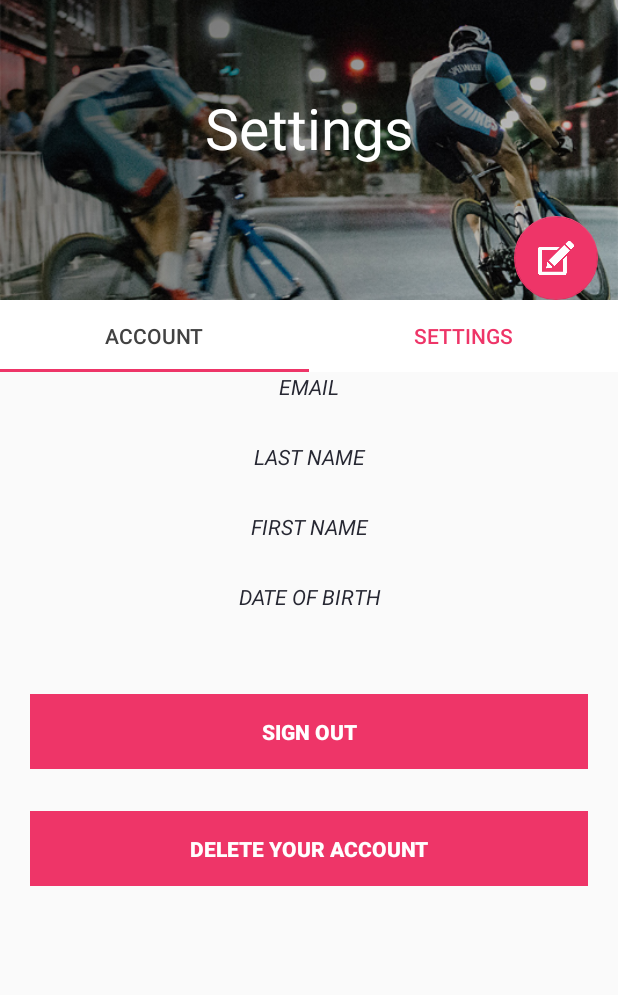
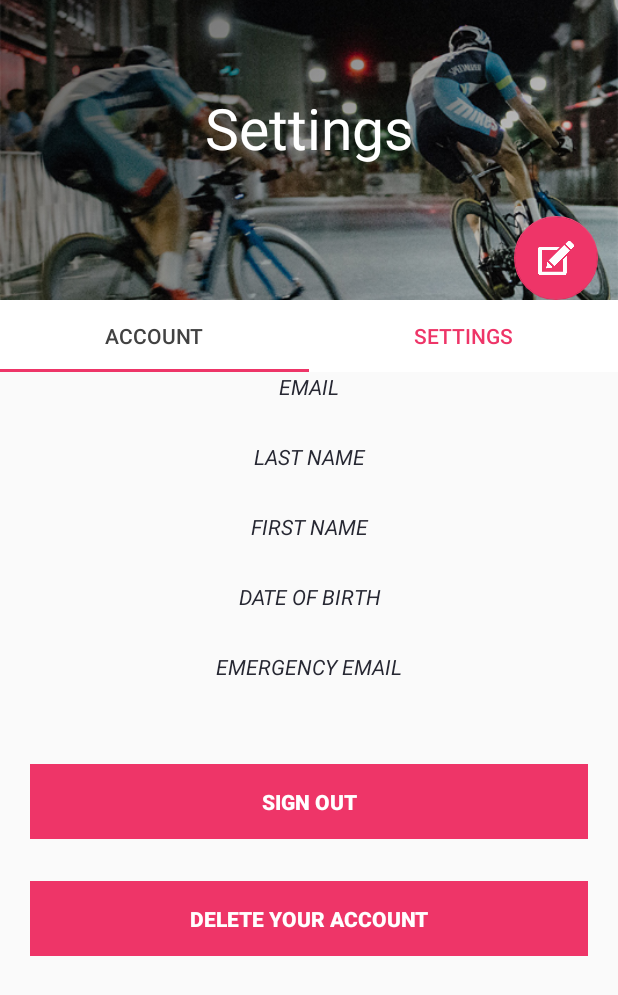
Before and after one commit to BikeTrack/Android, an Android app: the ProfileFragment screen opened directly, with no data from a screen before it, on a phone screen of 412 x 824 dp. Shown: the top 995 px of the screen. Run offline under Robolectric (Android 15) with nearby library versions, the phone set to English and light mode, and no system bars; our stand-ins replace ButterKnife, Dagger/Hilt's generated code; libraries missing offline, so code that uses them is left out: com.facebook, com.facebook.appevents, com.facebook.login, retrofit2.adapter.rxjava, rx.android.schedulers and 1 more; 3 statements that could not run were skipped.

Commit message:
add alertMail

```diff
--- a/app/src/main/java/eu/biketrack/android/settings/profile_tab/ProfileFragment.java
+++ b/app/src/main/java/eu/biketrack/android/settings/profile_tab/ProfileFragment.java
@@ -32,6 +32,8 @@ public class ProfileFragment extends Fragment implements ProfileMVP.View {
     TextView _firstname;
     @BindView(R.id.profile_dob_tv)
     TextView _dob;
+    @BindView(R.id.profile_alertMail_tv)
+    TextView alertMail;
     @Inject
     ProfileMVP.Presenter presenter;
     private Unbinder unbinder;
@@ -145,4 +147,14 @@ public class ProfileFragment extends Fragment implements ProfileMVP.View {
     public void update(){
         presenter.getUserData();
     }
+
+    @Override
+    public String getAlertMail() {
+        return alertMail.getText().toString();
+    }
+
+    @Override
+    public void setAlertMail(String alertMail) {
+            this.alertMail.setText(alertMail);
+    }
 }
--- a/app/src/main/java/eu/biketrack/android/settings/profile_tab/ProfileMVP.java
+++ b/app/src/main/java/eu/biketrack/android/settings/profile_tab/ProfileMVP.java
@@ -30,6 +30,10 @@ public interface ProfileMVP {
 
         void set_dob(String _dob);
 
+        String getAlertMail();
+
+        void setAlertMail(String alertMail);
+
         void close();
 
         void displayMessage(String message);
--- a/app/src/main/java/eu/biketrack/android/settings/profile_tab/ProfilePresenter.java
+++ b/app/src/main/java/eu/biketrack/android/settings/profile_tab/ProfilePresenter.java
@@ -38,6 +38,7 @@ public class ProfilePresenter implements ProfileMVP.Presenter {
             view.set_lastname(receptUser.getUser().getLastname());
             view.set_firstname(receptUser.getUser().getName());
             view.set_dob(receptUser.getUser().getDob());
+            view.setAlertMail(receptUser.getUser().getAlertMail());
         }).subscribe();
     }
 
@@ -68,6 +69,7 @@ public class ProfilePresenter implements ProfileMVP.Presenter {
         tmp.setName(view.get_firstname());
         tmp.setLastname(view.get_lastname());
         tmp.setDob(view.get_dob());
+        tmp.setAlertMail(view.getAlertMail());
         model.saveUserData(tmp)
                 .doOnNext(receptUserUpdate -> {
                     if (receptUserUpdate != null) {
@@ -86,5 +88,6 @@ public class ProfilePresenter implements ProfileMVP.Presenter {
         view.set_lastname(currentUser.getLastname());
         view.set_firstname(currentUser.getName());
         view.set_dob(currentUser.getDob());
+        view.setAlertMail(currentUser.getAlertMail());
     }
 }
--- a/app/src/main/res/layout/fragment_profile.xml
+++ b/app/src/main/res/layout/fragment_profile.xml
@@ -121,6 +121,32 @@
                 android:textColor="@color/inside"
                 android:textSize="20sp" />
 
+            <TextView
+                android:layout_width="match_parent"
+                android:layout_height="wrap_content"
+                android:layout_marginEnd="20dp"
+                android:layout_marginLeft="20dp"
+                android:layout_marginRight="20dp"
+                android:layout_marginStart="20dp"
+                android:maxLines="1"
+                android:text="@string/profile_alertMail_txt"
+                android:textAlignment="center"
+                android:textAllCaps="true"
+                android:textColor="@color/titles"
+                android:textStyle="italic" />
+
+            <TextView
+                android:id="@+id/profile_alertMail_tv"
+                android:layout_width="match_parent"
+                android:layout_height="wrap_content"
+                android:layout_marginEnd="20dp"
+                android:layout_marginLeft="20dp"
+                android:layout_marginRight="20dp"
+                android:layout_marginStart="20dp"
+                android:maxLines="1"
+                android:textAlignment="center"
+                android:textColor="@color/inside"
+                android:textSize="20sp" />
             <Button
                 android:id="@+id/log_off_button"
                 android:layout_width="match_parent"
--- a/app/src/main/res/values/strings.xml
+++ b/app/src/main/res/values/strings.xml
@@ -586,4 +586,6 @@
     <string name="msg_notif_accident_canceled">We will not call for help.</string>
     <string name="error_title_notif_accident_canceled">Emergency not canceled</string>
     <string name="error_msg_notif_accident_canceled">We can\'t stop the call</string>
+
+    <string name="profile_alertMail_txt">Emergency Email</string>
 </resources>
```
Also changed, not shown: app/src/main/java/eu/biketrack/android/models/User.java (+14 -0 lines), app/src/main/java/eu/biketrack/android/models/data_send/UserUpdate.java (+15 -0 lines), app/src/main/java/eu/biketrack/android/settings/profile_tab/EditProfileFragment.java (+13 -0 lines), app/src/main/res/layout/fragment_edit_profile.xml (+25 -0 lines), 2 other files.
